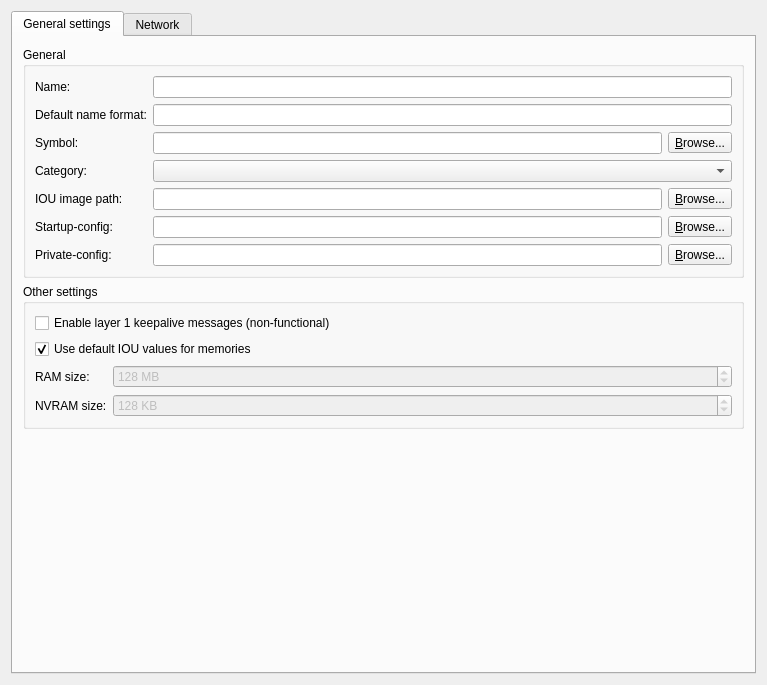
Above: gns3/modules/iou/ui/iou_device_configuration_page.ui from GNS3/gns3-gui before the change. Below: the same form after it.
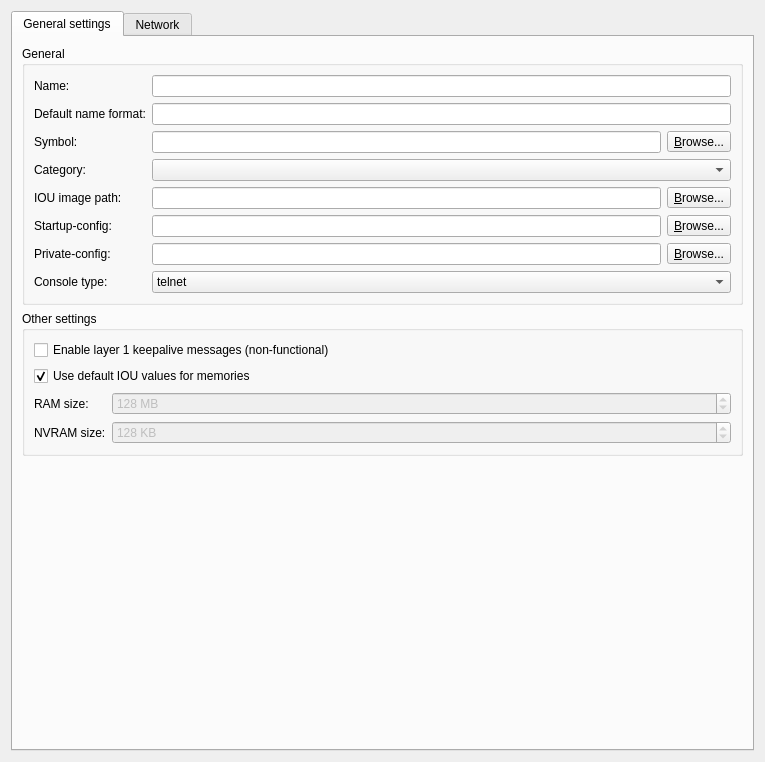
That is the form after the change.

Commit message: Support for console type "none" for all VMs. Fixes #2452.

What changed in the file:
```diff
--- a/gns3/modules/iou/ui/iou_device_configuration_page.ui
+++ b/gns3/modules/iou/ui/iou_device_configuration_page.ui
@@ -6,8 +6,8 @@
    <rect>
     <x>0</x>
     <y>0</y>
-    <width>767</width>
-    <height>685</height>
+    <width>765</width>
+    <height>762</height>
    </rect>
   </property>
   <property name="windowTitle">
@@ -24,9 +24,6 @@
        <string>General settings</string>
       </attribute>
       <layout class="QVBoxLayout" name="verticalLayout_2">
-       <property name="margin">
-        <number>10</number>
-       </property>
        <item>
         <widget class="QGroupBox" name="uiGeneralgroupBox">
          <property name="styleSheet">
@@ -36,6 +33,20 @@
           <string>General</string>
          </property>
          <layout class="QGridLayout" name="gridLayout">
+          <item row="7" column="1">
+           <widget class="QComboBox" name="uiConsoleTypeComboBox">
+            <item>
+             <property name="text">
+              <string>telnet</string>
+             </property>
+            </item>
+            <item>
+             <property name="text">
+              <string>none</string>
+             </property>
+            </item>
+           </widget>
+          </item>
           <item row="0" column="0">
            <widget class="QLabel" name="uiNameLabel">
             <property name="text">
@@ -46,6 +57,20 @@
           <item row="0" column="1">
            <widget class="QLineEdit" name="uiNameLineEdit"/>
           </item>
+          <item row="1" column="0">
+           <widget class="QLabel" name="uiDefaultNameFormatLabel">
+            <property name="text">
+             <string>Default name format:</string>
+            </property>
+           </widget>
+          </item>
+          <item row="1" column="1">
+           <widget class="QLineEdit" name="uiDefaultNameFormatLineEdit">
+            <property name="text">
+             <string/>
+            </property>
+           </widget>
+          </item>
           <item row="2" column="0">
            <widget class="QLabel" name="uiSymbolLabel">
             <property name="text">
@@ -53,6 +78,23 @@
             </property>
            </widget>
           </item>
+          <item row="4" column="1">
+           <layout class="QHBoxLayout" name="horizontalLayout_5">
+            <item>
+             <widget class="QLineEdit" name="uiIOUImageLineEdit"/>
+            </item>
+            <item>
+             <widget class="QToolButton" name="uiIOUImageToolButton">
+              <property name="text">
+               <string>&amp;Browse...</string>
+              </property>
+              <property name="toolButtonStyle">
+               <enum>Qt::ToolButtonTextOnly</enum>
+              </property>
+             </widget>
+            </item>
+           </layout>
+          </item>
           <item row="2" column="1">
            <layout class="QHBoxLayout" name="horizontalLayout_7">
             <item>
@@ -80,38 +122,21 @@
           <item row="3" column="1">
            <widget class="QComboBox" name="uiCategoryComboBox"/>
           </item>
-          <item row="5" column="0">
+          <item row="4" column="0">
            <widget class="QLabel" name="uiIOUImageLabel">
             <property name="text">
              <string>IOU image path:</string>
             </property>
            </widget>
           </item>
-          <item row="5" column="1">
-           <layout class="QHBoxLayout" name="horizontalLayout_5">
-            <item>
-             <widget class="QLineEdit" name="uiIOUImageLineEdit"/>
-            </item>
-            <item>
-             <widget class="QToolButton" name="uiIOUImageToolButton">
-              <property name="text">
-               <string>&amp;Browse...</string>
-              </property>
-              <property name="toolButtonStyle">
-               <enum>Qt::ToolButtonTextOnly</enum>
-              </property>
-             </widget>
-            </item>
-           </layout>
-          </item>
-          <item row="6" column="0">
+          <item row="5" column="0">
            <widget class="QLabel" name="uiStartupConfigLabel">
             <property name="text">
              <string>Startup-config:</string>
             </property>
            </widget>
           </item>
-          <item row="6" column="1">
+          <item row="5" column="1">
            <layout class="QHBoxLayout" name="horizontalLayout_4">
             <item>
              <widget class="QLineEdit" name="uiStartupConfigLineEdit"/>
@@ -128,14 +153,14 @@
             </item>
            </layout>
           </item>
-          <item row="7" column="0">
+          <item row="6" column="0">
            <widget class="QLabel" name="uiPrivateConfigLabel">
             <property name="text">
              <string>Private-config:</string>
             </property>
            </widget>
           </item>
-          <item row="7" column="1">
+          <item row="6" column="1">
            <layout class="QHBoxLayout" name="horizontalLayout_6">
             <item>
              <widget class="QLineEdit" name="uiPrivateConfigLineEdit"/>
@@ -152,17 +177,10 @@
             </item>
            </layout>
           </item>
-          <item row="1" column="0">
-           <widget class="QLabel" name="uiDefaultNameFormatLabel">
+          <item row="7" column="0">
+           <widget class="QLabel" name="uiConsoleTypeLabel">
             <property name="text">
-             <string>Default name format:</string>
-            </property>
-           </widget>
-          </item>
-          <item row="1" column="1">
-           <widget class="QLineEdit" name="uiDefaultNameFormatLineEdit">
-            <property name="text">
-             <string/>
+             <string>Console type:</string>
             </property>
            </widget>
           </item>
```
The commit also changes 38 other files.
